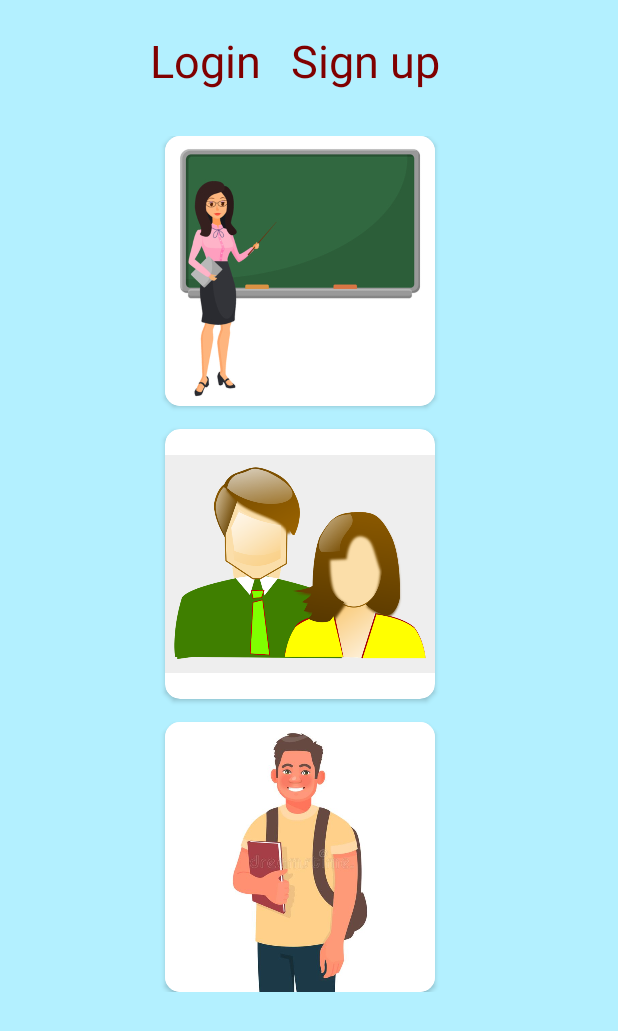
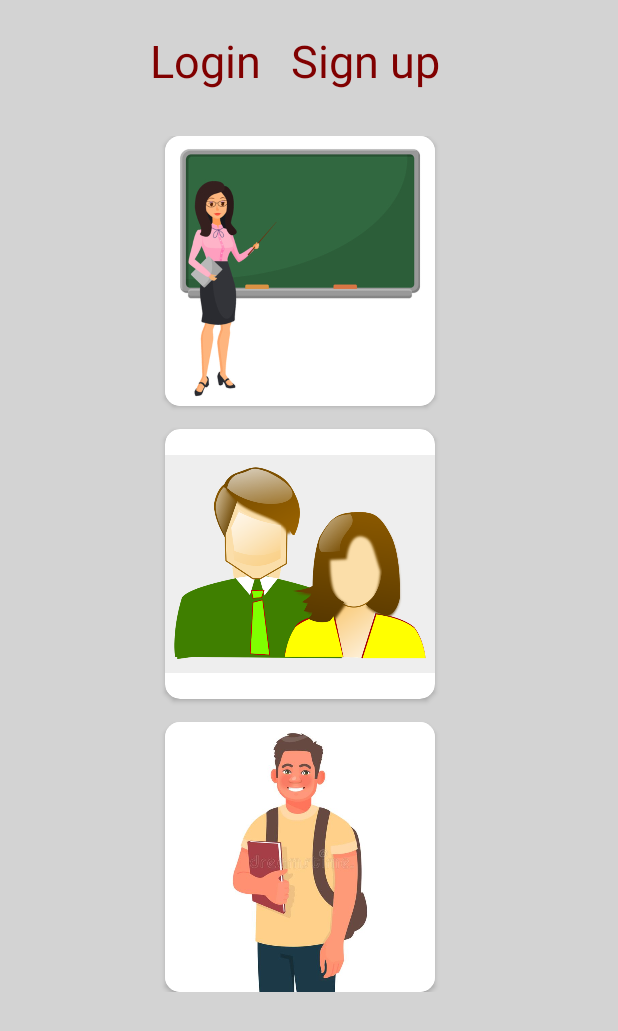
Before and after one commit to Rahulrai1998/RoutineIt, an Android app: the screen it shows after launch (LoginModules), on a phone screen of 412 x 824 dp. Shown: the top 1031 px of the screen. Run offline under Robolectric (Android 15) with nearby library versions, the phone set to English and light mode, and no system bars.

Commit message:
second commit - just testing

```diff
--- a/app/src/main/res/layout/activity_login_modules.xml
+++ b/app/src/main/res/layout/activity_login_modules.xml
@@ -5,7 +5,7 @@
     android:layout_width="match_parent"
     android:layout_height="match_parent"
     tools:context=".LoginModules"
-    android:background="#b3f0ff">
+    android:background="#D3D3D3">
 
     <TextView
         android:id="@+id/txtLogin"
```
